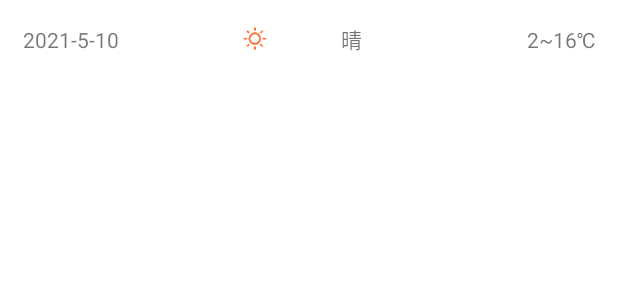
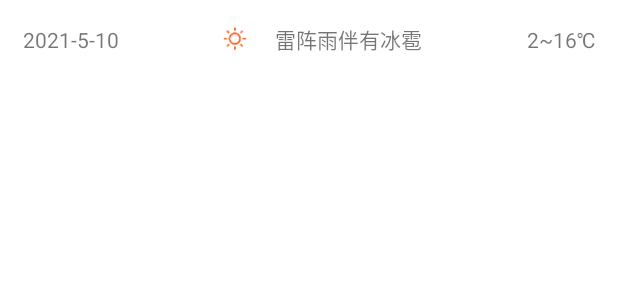
Before and after one commit to XDao7/XDWeather, an Android app: the layout item_forecast.xml on its own in the app's theme, with its tools: preview values and no code run, on a phone screen of 412 x 824 dp. Shown: the top 300 px of the screen. Run offline under Robolectric (Android 15) with nearby library versions, the phone set to English and light mode, and no system bars.

Commit message:
[FIX] 调整逐日预报UI中天气描述控件宽度占比
防止因为描述语句过长导致换行
PS：在不同的机型上仍有可能出现换行情况

```diff
--- a/app/src/main/res/layout/item_forecast.xml
+++ b/app/src/main/res/layout/item_forecast.xml
@@ -37,10 +37,10 @@
         android:textColor="@color/colorDefault"
         app:layout_constraintBottom_toBottomOf="parent"
         app:layout_constraintEnd_toStartOf="@id/text_temperature"
-        app:layout_constraintHorizontal_weight="3"
+        app:layout_constraintHorizontal_weight="4"
         app:layout_constraintStart_toEndOf="@id/image_sky"
         app:layout_constraintTop_toTopOf="parent"
-        tools:text="晴" />
+        tools:text="雷阵雨伴有冰雹" />
 
     <TextView
         android:id="@+id/text_temperature"
```
